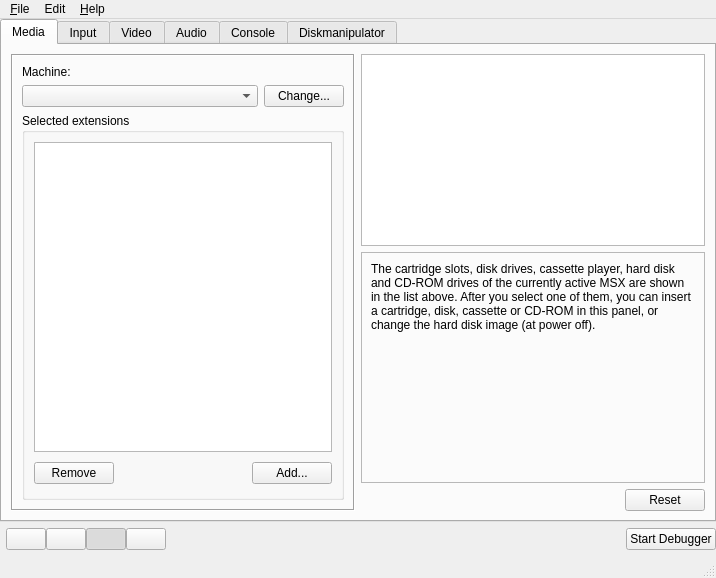
Before: the Qt Designer form main.ui in openMSX/catapult, drawn with Qt 5.
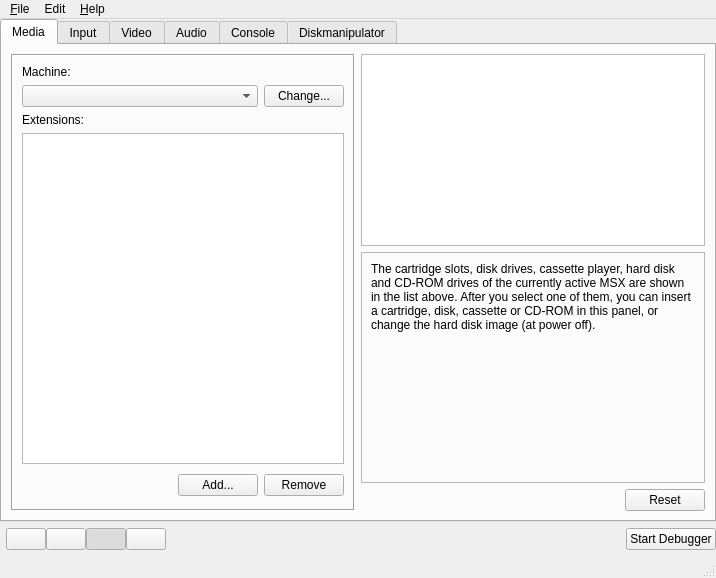
After: the same form once the commit is applied. Icons and pictures are not drawn.

Commit message: Changed UI of extensions: one less border, different button positioning.

Diff of the .ui file:
```diff
--- a/main.ui
+++ b/main.ui
@@ -134,36 +134,21 @@
             </layout>
            </item>
            <item>
-            <widget class="QGroupBox" name="groupBox" >
-             <property name="sizePolicy" >
-              <sizepolicy vsizetype="Expanding" hsizetype="Expanding" >
-               <horstretch>0</horstretch>
-               <verstretch>0</verstretch>
-              </sizepolicy>
+            <widget class="QLabel" name="machineLabel" >
+             <property name="text" >
+              <string>Extensions:</string>
              </property>
-             <property name="title" >
-              <string>Selected extensions</string>
-             </property>
-             <property name="flat" >
-              <bool>false</bool>
-             </property>
-             <layout class="QGridLayout" >
-              <item row="0" column="0" >
+            </widget>
+           </item>
+           <item>
                <widget class="QListWidget" name="extensionList" >
                 <property name="sortingEnabled" >
                  <bool>true</bool>
                 </property>
                </widget>
               </item>
-              <item row="1" column="0" >
+           <item>
                <layout class="QHBoxLayout" >
-                <item>
-                 <widget class="QPushButton" name="removeExtensionsButton" >
-                  <property name="text" >
-                   <string>Remove</string>
-                  </property>
-                 </widget>
-                </item>
                 <item>
                  <spacer>
                   <property name="orientation" >
@@ -184,10 +169,14 @@
                   </property>
                  </widget>
                 </item>
-               </layout>
-              </item>
-             </layout>
-            </widget>
+             <item>
+              <widget class="QPushButton" name="removeExtensionsButton" >
+               <property name="text" >
+                <string>Remove</string>
+               </property>
+              </widget>
+             </item>
+            </layout>
            </item>
           </layout>
          </widget>
```
Lines whose indentation alone changed are shown as unchanged.
